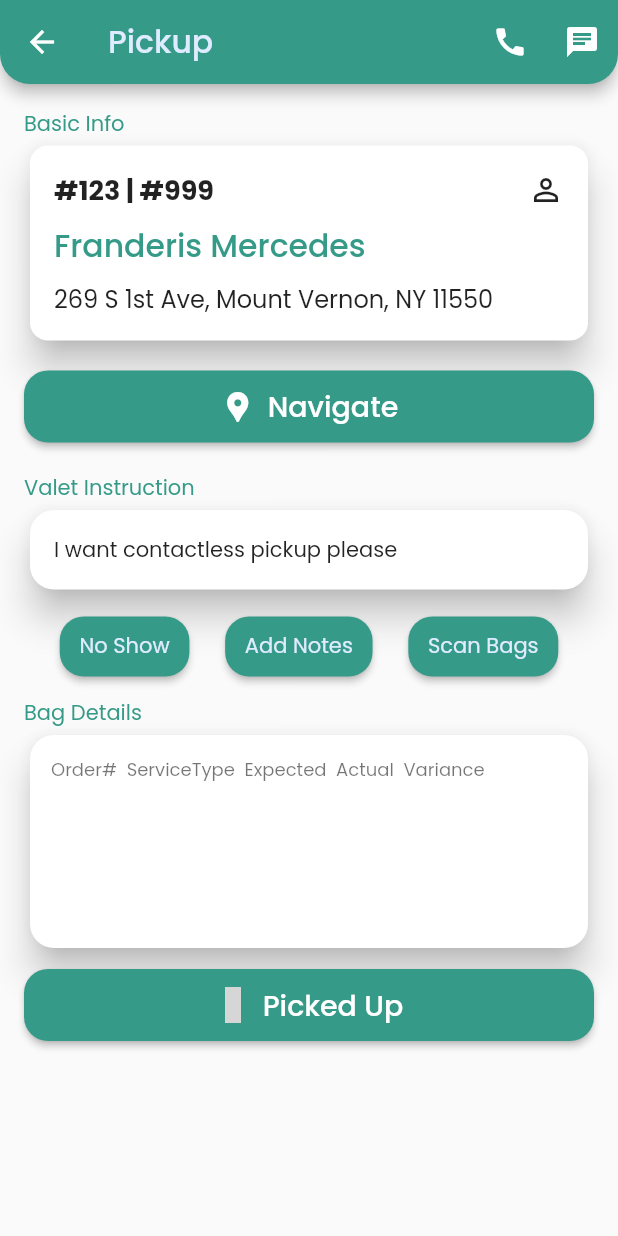
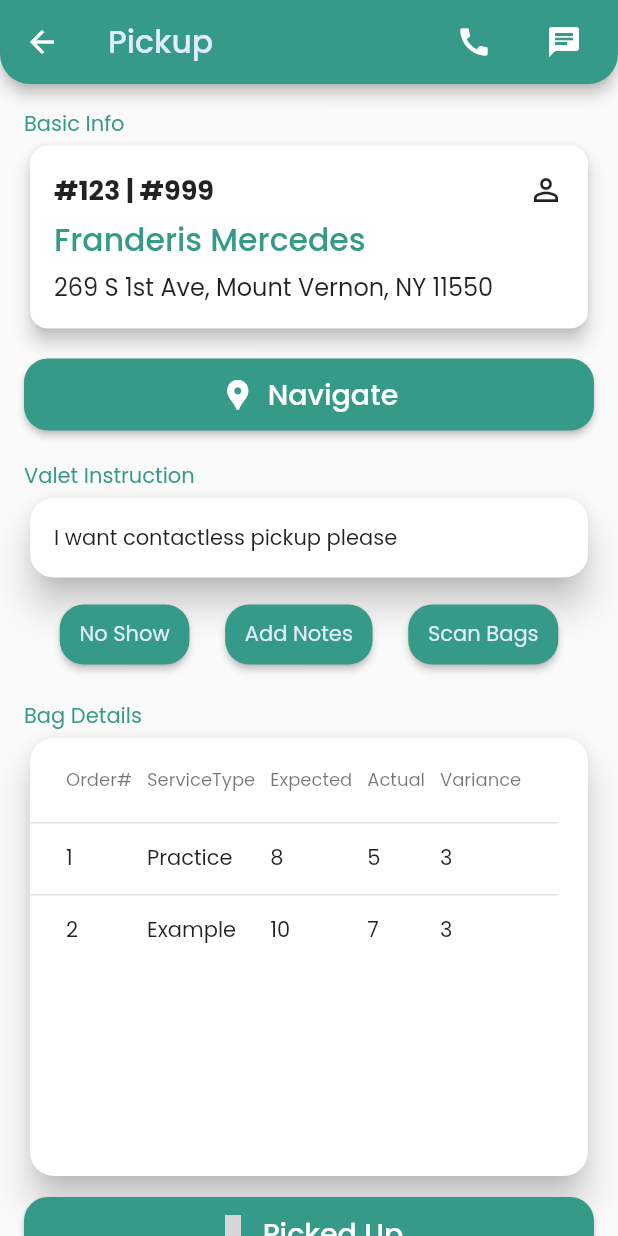
Before and after one commit to Habib-Shahzad/app-mobile-washpro, a Flutter app: the PickFromCustomerScreen screen opened by its route, after a tap on the "arrow back" icon, after a tap on "Pickup", after a tap on "Franderis Mercedes", on a phone screen of 412 x 824 dp. Run offline on Flutter 3.47's test engine with Material 2 defaults, Android fonts, the phone set to English and light mode, and no system bars; our stand-ins replace bloc, equatable, flutter_bloc, flutter_form_builder, form_builder_validators, go_router and 4 more; accounts and stored records are empty; grey boxes are pictures that could not be loaded.

Commit message:
UI Fixes in Pickup Screen 🚧

```diff
--- /dev/null
+++ b/lib/data/models/bag_detail_row.dart
@@ -0,0 +1,15 @@
+class BagDetailRow {
+  final String orderNumber;
+  final String serviceType;
+  final String expected;
+  final String actual;
+  final String variance;
+
+  BagDetailRow({
+    required this.orderNumber,
+    required this.serviceType,
+    required this.expected,
+    required this.actual,
+    required this.variance,
+  });
+}
--- a/lib/presentation/screens/pick_from_customer/pickup_card.dart
+++ b/lib/presentation/screens/pick_from_customer/pickup_card.dart
@@ -22,7 +22,7 @@ class PickupCard extends StatelessWidget {
           shape: RoundedRectangleBorder(
             borderRadius: BorderRadius.circular(12.0),
           ),
-          elevation: 10.0,
+          elevation: 5.0,
           child: Padding(
             padding: const EdgeInsets.all(16.0),
             child: Column(
@@ -41,14 +41,14 @@ class PickupCard extends StatelessWidget {
                     const Icon(Icons.person_outline),
                   ],
                 ),
-                const SizedBox(height: 8.0),
+                const SizedBox(height: 4.0),
                 Text(
                   customer.name,
                   style: Theme.of(context).textTheme.bodyLarge!.copyWith(
                         color: Theme.of(context).colorScheme.primary,
                       ),
                 ),
-                const SizedBox(height: 8.0),
+                const SizedBox(height: 4.0),
                 Text(
                   customer.address,
                   style: const TextStyle(
--- a/lib/presentation/screens/pick_from_customer/screen.dart
+++ b/lib/presentation/screens/pick_from_customer/screen.dart
@@ -48,9 +48,12 @@ class PickFromCustomerScreen extends StatelessWidget {
                   child: Container(
                       margin: const EdgeInsets.all(16.0),
                       child: ListView.builder(
+                        padding: const EdgeInsets.all(6.0),
                         itemCount: customers.length,
                         itemBuilder: (context, index) {
-                          return PickupCard(
+                          return Padding(
+                            padding: const EdgeInsets.only(bottom: 7.0),
+                            child: PickupCard(
                               customer: customers[index],
                               onTap: () => {
                                 context.push(
@@ -58,6 +61,7 @@ class PickFromCustomerScreen extends StatelessWidget {
                                   extra: customers[index],
                                 ),
                               },
+                            ),
                           );
                         },
                       ))),
--- a/lib/presentation/screens/pick_up/screen.dart
+++ b/lib/presentation/screens/pick_up/screen.dart
@@ -1,11 +1,15 @@
+import 'dart:io';
+
 import 'package:flutter/material.dart';
 import 'package:go_router/go_router.dart';
 import 'package:material_design_icons_flutter/material_design_icons_flutter.dart';
+import 'package:washpro/data/models/bag_detail_row.dart';
 import 'package:washpro/presentation/screens/pick_from_customer/pickup_card.dart';
 
 import 'package:washpro/presentation/widgets/custom_elevated_button.dart';
 import 'package:washpro/presentation/widgets/custom_rounded_button.dart';
 import 'package:washpro/routes/routes.dart';
+import 'package:flutter/foundation.dart' show kIsWeb;
 
 class PickUpScreen extends StatelessWidget {
   final Customer customer;
@@ -13,16 +17,64 @@ class PickUpScreen extends StatelessWidget {
 
   @override
   Widget build(BuildContext context) {
+    getDataColumn(String text) {
+      TextStyle? style = Theme.of(context).textTheme.bodySmall;
+
+      return DataColumn(
+        label: Text(
+          text,
+          style: style,
+        ),
+      );
+    }
+
+    DataRow getDataRow(BagDetailRow bagDetail) {
+      return DataRow(
+        cells: <DataCell>[
+          DataCell(Text(bagDetail.orderNumber)),
+          DataCell(Text(bagDetail.serviceType)),
+          DataCell(Text(bagDetail.expected)),
+          DataCell(Text(bagDetail.actual)),
+          DataCell(Text(bagDetail.variance)),
+        ],
+      );
+    }
+
+    final BagDetailRow row1 = BagDetailRow(
+      orderNumber: '1',
+      serviceType: 'Practice',
+      expected: '8',
+      actual: '5',
+      variance: '3',
+    );
+
+    final BagDetailRow row2 = BagDetailRow(
+      orderNumber: '2',
+      serviceType: 'Example',
+      expected: '10',
+      actual: '7',
+      variance: '3',
+    );
+
+    final List<DataRow> dataRows = [
+      getDataRow(row1),
+      getDataRow(row2),
+    ];
+
     return Scaffold(
       appBar: AppBar(
         shape: const RoundedRectangleBorder(
           borderRadius: BorderRadius.only(
-            bottomLeft: Radius.circular(20.0), // Adjust the radius as needed
-            bottomRight: Radius.circular(20.0), // Adjust the radius as needed
+            bottomLeft: Radius.circular(20.0),
+            bottomRight: Radius.circular(20.0),
           ),
         ),
         leading: IconButton(
-          icon: const Icon(Icons.arrow_back),
+          icon: kIsWeb
+              ? const Icon(Icons.arrow_back)
+              : Platform.isAndroid
+                  ? const Icon(Icons.arrow_back)
+                  : const Icon(Icons.arrow_back_ios),
           onPressed: () {
             context.go(Routes.pickUpFromCustomer.route);
           },
@@ -35,17 +87,24 @@ class PickUpScreen extends StatelessWidget {
               .copyWith(color: Theme.of(context).colorScheme.secondary),
         ),
         actions: [
-          IconButton(
+          Padding(
+            padding: const EdgeInsets.only(right: 12.0),
+            child: IconButton(
               icon: const Icon(Icons.call),
               onPressed: () {},
             ),
-          IconButton(
+          ),
+          Padding(
+            padding: const EdgeInsets.only(right: 12.0),
+            child: IconButton(
               icon: const Icon(Icons.chat),
               onPressed: () {},
             ),
+          ),
         ],
       ),
-      body: Padding(
+      body: SingleChildScrollView(
+        child: Padding(
             padding: const EdgeInsets.all(16.0),
             child: Column(
               crossAxisAlignment: CrossAxisAlignment.start,
@@ -120,7 +179,7 @@ class PickUpScreen extends StatelessWidget {
                   ],
                 ),
                 const SizedBox(
-                height: 10.0,
+                  height: 20.0,
                 ),
                 Align(
                   alignment: Alignment.centerLeft,
@@ -133,7 +192,7 @@ class PickUpScreen extends StatelessWidget {
                 ),
                 SizedBox(
                   width: double.maxFinite,
-                  height: 150.0,
+                  height: 300.0,
                   child: Card(
                     elevation: 10.0,
                     shape: const RoundedRectangleBorder(
@@ -141,14 +200,21 @@ class PickUpScreen extends StatelessWidget {
                         Radius.circular(16.0),
                       ),
                     ),
-                    child: Padding(
-                      padding: const EdgeInsets.all(14.0),
-                      child: Text(
-                        "Order#  ServiceType  Expected  Actual  Variance",
-                        style: Theme.of(context).textTheme.bodySmall,
+                    child: SingleChildScrollView(
+                        scrollDirection: Axis.horizontal,
+                        child: DataTable(
+                          columnSpacing: 10.0,
+                          columns: <DataColumn>[
+                            getDataColumn('Order#'),
+                            getDataColumn('ServiceType'),
+                            getDataColumn('Expected'),
+                            getDataColumn('Actual'),
+                            getDataColumn('Variance'),
+                          ],
+                          rows: dataRows,
+                        )),
                   ),
                 ),
-                  )),
                 const SizedBox(
                   height: 10.0,
                 ),
@@ -165,6 +231,7 @@ class PickUpScreen extends StatelessWidget {
                 )
               ],
             )),
+      ),
     );
   }
 }
--- a/lib/presentation/widgets/custom_app_bar.dart
+++ b/lib/presentation/widgets/custom_app_bar.dart
@@ -1,3 +1,6 @@
+import 'dart:io';
+
+import 'package:flutter/foundation.dart' show kIsWeb;
 import 'package:flutter/material.dart';
 
 class CustomAppBar extends StatelessWidget {
@@ -17,7 +20,11 @@ class CustomAppBar extends StatelessWidget {
         ),
       ),
       leading: IconButton(
-        icon: const Icon(Icons.arrow_back),
+        icon: kIsWeb
+            ? const Icon(Icons.arrow_back)
+            : Platform.isAndroid
+                ? const Icon(Icons.arrow_back)
+                : const Icon(Icons.arrow_back_ios),
         onPressed: goBack,
       ),
       title: Row(
```
Lines whose indentation alone changed are shown as unchanged.
